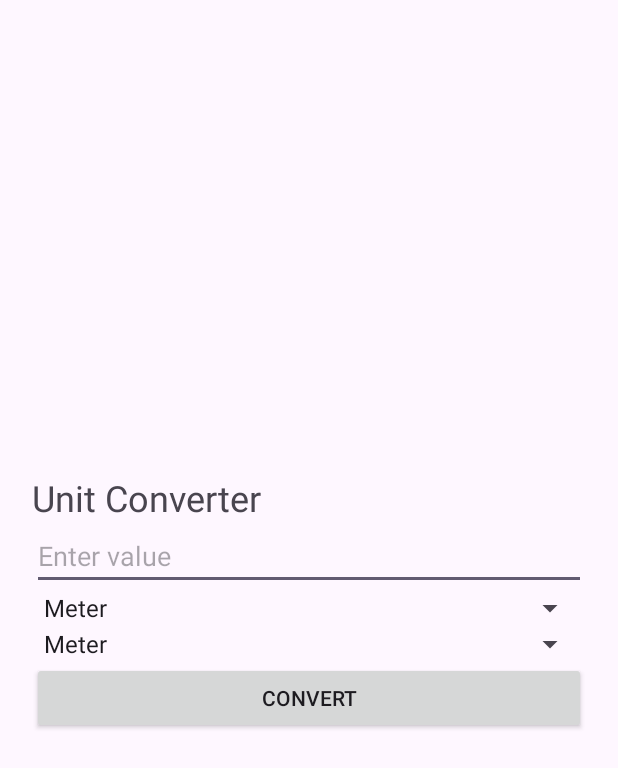
After one commit to RaymussenArthur/JavaMobileApp, an Android app: the UnitConverterActivity screen opened directly, with no data from a screen before it, on a phone screen of 412 x 824 dp. The commit adds this screen. Shown: the top 768 px of the screen. Run offline under Robolectric (Android 15) with nearby library versions, the phone set to English and light mode, and no system bars.

Commit message:
adding feature page 2: UnitConverterActivity

```diff
--- a/app/src/main/AndroidManifest.xml
+++ b/app/src/main/AndroidManifest.xml
@@ -22,7 +22,7 @@
             </intent-filter>
         </activity>
         <activity android:name=".CalcActivity" android:exported="true" />
-        <activity android:name=".Feature2Activity" android:exported="true" />
+        <activity android:name=".UnitConverterActivity" android:exported="true" />
         <activity android:name=".Feature3Activity" android:exported="true" />
         <activity android:name=".Feature4Activity" android:exported="true" />
     </application>
--- a/app/src/main/java/com/example/JavaMobileApp/MainActivity.java
+++ b/app/src/main/java/com/example/JavaMobileApp/MainActivity.java
@@ -23,16 +23,16 @@ public class MainActivity extends AppCompatActivity {
         params.setMargins(0, 24, 0, 24);
 
         Button buttonCalc = new Button(this);
-        buttonCalc.setText("Calculator");
+        buttonCalc.setText("Basic Calculator");
         buttonCalc.setLayoutParams(params);
         layout.addView(buttonCalc);
         buttonCalc.setOnClickListener(v -> startActivity(new Intent(this, CalcActivity.class)));
 
         Button buttonFeature2 = new Button(this);
-        buttonFeature2.setText("Feature 2");
+        buttonFeature2.setText("Unit Converter");
         buttonFeature2.setLayoutParams(params);
         layout.addView(buttonFeature2);
-        buttonFeature2.setOnClickListener(v -> startActivity(new Intent(this, Feature2Activity.class)));
+        buttonFeature2.setOnClickListener(v -> startActivity(new Intent(this, UnitConverterActivity.class)));
 
         Button buttonFeature3 = new Button(this);
         buttonFeature3.setText("Feature 3");
--- /dev/null
+++ b/app/src/main/java/com/example/JavaMobileApp/UnitConverterActivity.java
@@ -0,0 +1,77 @@
+package com.example.JavaMobileApp;
+
+import android.os.Bundle;
+import android.widget.ArrayAdapter;
+import android.widget.EditText;
+import android.widget.LinearLayout;
+import android.widget.Spinner;
+import android.widget.TextView;
+import android.widget.Button;
+import androidx.appcompat.app.AppCompatActivity;
+
+public class UnitConverterActivity extends AppCompatActivity {
+    @Override
+    protected void onCreate(Bundle savedInstanceState) {
+        super.onCreate(savedInstanceState);
+        LinearLayout layout = new LinearLayout(this);
+        layout.setOrientation(LinearLayout.VERTICAL);
+        layout.setPadding(32, 32, 32, 32);
+        layout.setGravity(android.view.Gravity.CENTER);
+
+        TextView title = new TextView(this);
+        title.setText("Unit Converter");
+        title.setTextSize(24);
+        layout.addView(title);
+
+        EditText inputValue = new EditText(this);
+        inputValue.setHint("Enter value");
+        layout.addView(inputValue);
+
+        String[] units = {"Meter", "Kilometer", "Centimeter", "Millimeter"};
+        Spinner fromUnit = new Spinner(this);
+        Spinner toUnit = new Spinner(this);
+        ArrayAdapter<String> adapter = new ArrayAdapter<>(this, android.R.layout.simple_spinner_item, units);
+        adapter.setDropDownViewResource(android.R.layout.simple_spinner_dropdown_item);
+        fromUnit.setAdapter(adapter);
+        toUnit.setAdapter(adapter);
+        layout.addView(fromUnit);
+        layout.addView(toUnit);
+
+        Button convertButton = new Button(this);
+        convertButton.setText("Convert");
+        layout.addView(convertButton);
+
+        TextView resultView = new TextView(this);
+        layout.addView(resultView);
+
+        convertButton.setOnClickListener(v -> {
+            String valueStr = inputValue.getText().toString();
+            if (valueStr.isEmpty()) {
+                resultView.setText("Please enter a value.");
+                return;
+            }
+            double value = Double.parseDouble(valueStr);
+            String from = fromUnit.getSelectedItem().toString();
+            String to = toUnit.getSelectedItem().toString();
+            double result = convertUnits(value, from, to);
+            resultView.setText(value + " " + from + " = " + result + " " + to);
+        });
+
+        setContentView(layout);
+    }
+
+    private double convertUnits(double value, String from, String to) {
+        double meterValue = value;
+        switch (from) {
+            case "Kilometer": meterValue = value * 1000; break;
+            case "Centimeter": meterValue = value / 100; break;
+            case "Millimeter": meterValue = value / 1000; break;
+        }
+        switch (to) {
+            case "Kilometer": return meterValue / 1000;
+            case "Centimeter": return meterValue * 100;
+            case "Millimeter": return meterValue * 1000;
+            default: return meterValue;
+        }
+    }
+}
```
Also changed, not shown: app/src/main/java/com/example/JavaMobileApp/Feature2Activity.java (deleted, +0 -22 lines).
